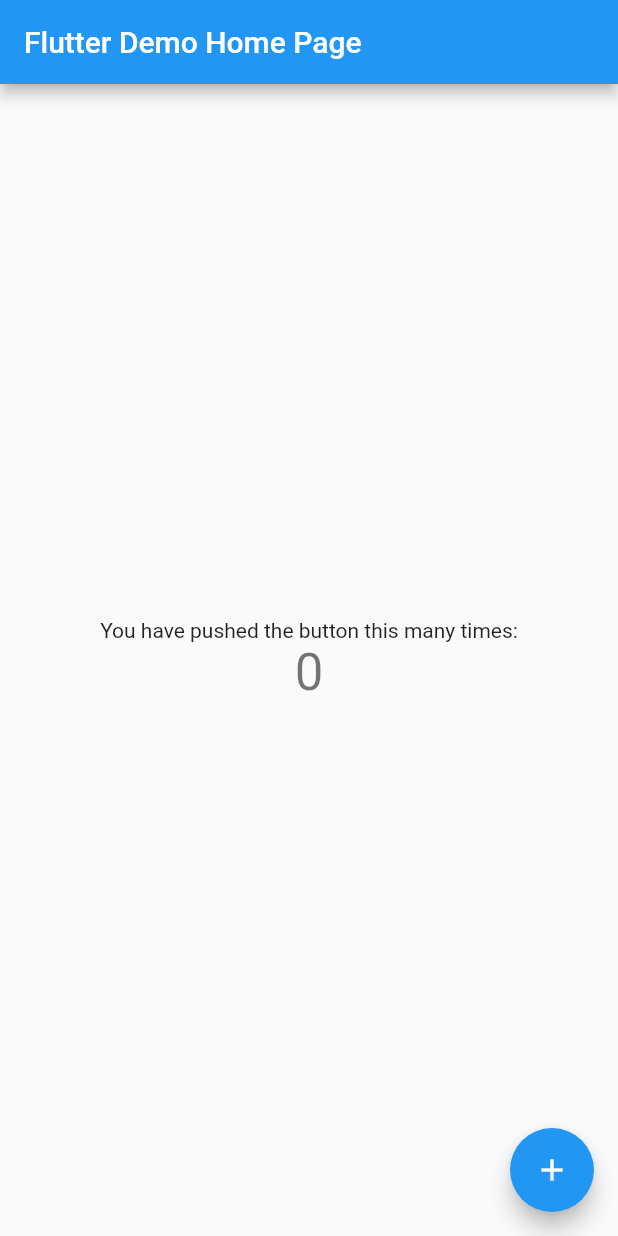
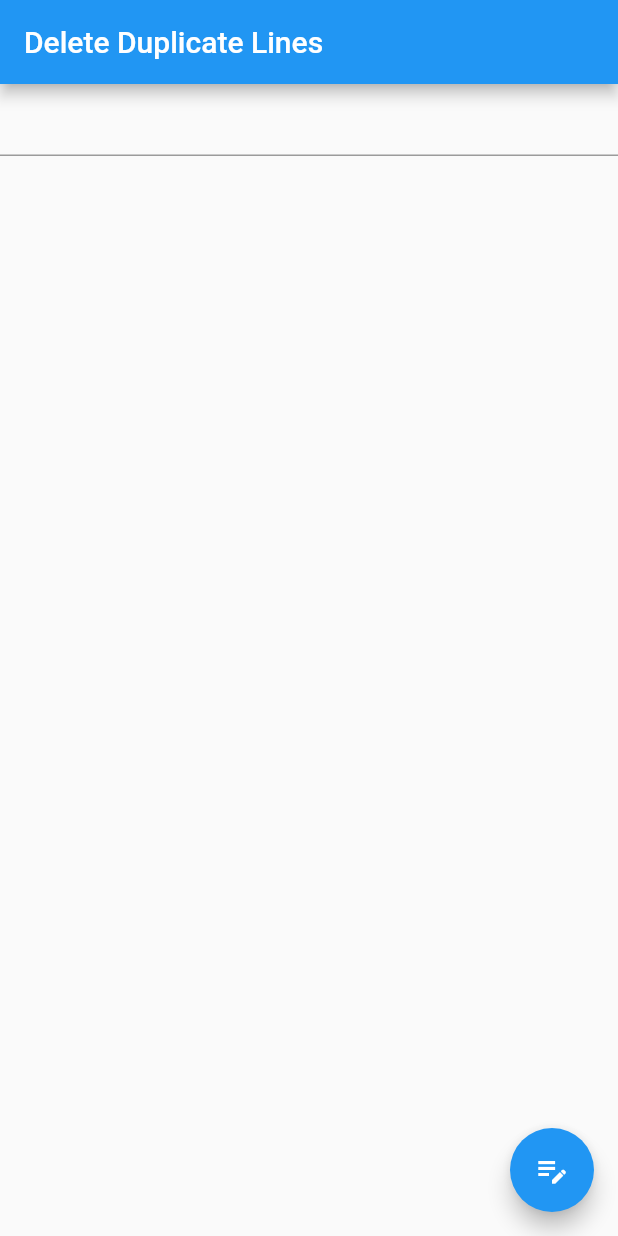
Before and after one commit to grazingp/del_dup_lines, a Flutter app: the screen it shows after launch, on a phone screen of 412 x 824 dp. Run offline on Flutter 3.47's test engine with Material 2 defaults, Android fonts, the phone set to English and light mode, and no system bars; missing offline and left inert: window_size.

Commit message:
重複した改行を除く処理を追加

```diff
--- a/lib/main.dart
+++ b/lib/main.dart
@@ -1,6 +1,21 @@
+import 'dart:io';
+
 import 'package:flutter/material.dart';
+import 'package:window_size/window_size.dart';
 
-void main() {
+void main() async {
+  if (Platform.isWindows) {
+    WidgetsFlutterBinding.ensureInitialized();
+    setWindowTitle('Delete Duplicate Lines');
+    getCurrentScreen().then((screen) {
+      setWindowFrame(Rect.fromCenter(
+        center: screen!.frame.center,
+        width: 600,
+        height: 500,
+      ));
+    });
+  }
+
   runApp(const MyApp());
 }
 
@@ -11,7 +26,7 @@ class MyApp extends StatelessWidget {
   @override
   Widget build(BuildContext context) {
     return MaterialApp(
-      title: 'Flutter Demo',
+      title: 'DelDupLines',
       theme: ThemeData(
         // This is the theme of your application.
         //
@@ -24,7 +39,7 @@ class MyApp extends StatelessWidget {
         // is not restarted.
         primarySwatch: Colors.blue,
       ),
-      home: const MyHomePage(title: 'Flutter Demo Home Page'),
+      home: const MyHomePage(title: 'Delete Duplicate Lines'),
     );
   }
 }
@@ -49,15 +64,19 @@ class MyHomePage extends StatefulWidget {
 
 class _MyHomePageState extends State<MyHomePage> {
   int _counter = 0;
+  var _textController = TextEditingController();
 
-  void _incrementCounter() {
+  void _trimNewLine() {
     setState(() {
       // This call to setState tells the Flutter framework that something has
       // changed in this State, which causes it to rerun the build method below
       // so that the display can reflect the updated values. If we changed
       // _counter without calling setState(), then the build method would not be
       // called again, and so nothing would appear to happen.
-      _counter++;
+      var s = _textController.text;
+      final reg = RegExp(r'[\r\n]+');
+      s = s.replaceAll(reg, '\n');
+      _textController.text = s;
     });
   }
 
@@ -79,6 +98,8 @@ class _MyHomePageState extends State<MyHomePage> {
         // Center is a layout widget. It takes a single child and positions it
         // in the middle of the parent.
         child: Column(
+          children: [
+            Flexible(
               // Column is also a layout widget. It takes a list of children and
               // arranges them vertically. By default, it sizes itself to fit its
               // children horizontally, and tries to be as tall as its parent.
@@ -93,22 +114,23 @@ class _MyHomePageState extends State<MyHomePage> {
               // center the children vertically; the main axis here is the vertical
               // axis because Columns are vertical (the cross axis would be
               // horizontal).
-          mainAxisAlignment: MainAxisAlignment.center,
-          children: <Widget>[
-            const Text(
-              'You have pushed the button this many times:',
+              // mainAxisAlignment: MainAxisAlignment.center,
+              child: Container(
+                alignment: Alignment.topCenter,
+                child: new TextField(
+                  enabled: true,
+                  maxLines: null,
+                  controller: _textController,
                 ),
-            Text(
-              '$_counter',
-              style: Theme.of(context).textTheme.headline4,
+              ),
             ),
           ],
-        ),
+        )
       ),
       floatingActionButton: FloatingActionButton(
-        onPressed: _incrementCounter,
-        tooltip: 'Increment',
-        child: const Icon(Icons.add),
+        onPressed: _trimNewLine,
+        tooltip: '重複した改行を除きます',
+        child: const Icon(Icons.edit_note),
       ), // This trailing comma makes auto-formatting nicer for build methods.
     );
   }
--- a/pubspec.yaml
+++ b/pubspec.yaml
@@ -36,6 +36,11 @@ dependencies:
   # The following adds the Cupertino Icons font to your application.
   # Use with the CupertinoIcons class for iOS style icons.
   cupertino_icons: ^1.0.2
+
+  window_size:
+    git:
+      url: https://github.com/google/flutter-desktop-embedding.git
+      path: plugins/window_size
 
 dev_dependencies:
   flutter_test:
```
Lines whose indentation alone changed are shown as unchanged.
